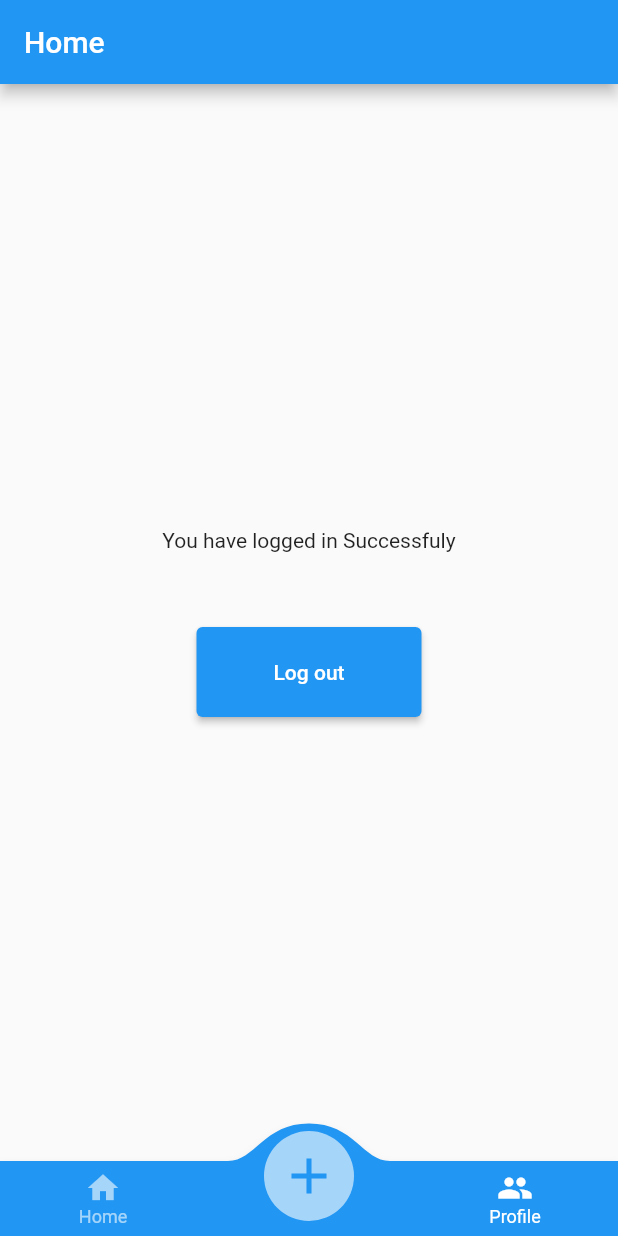
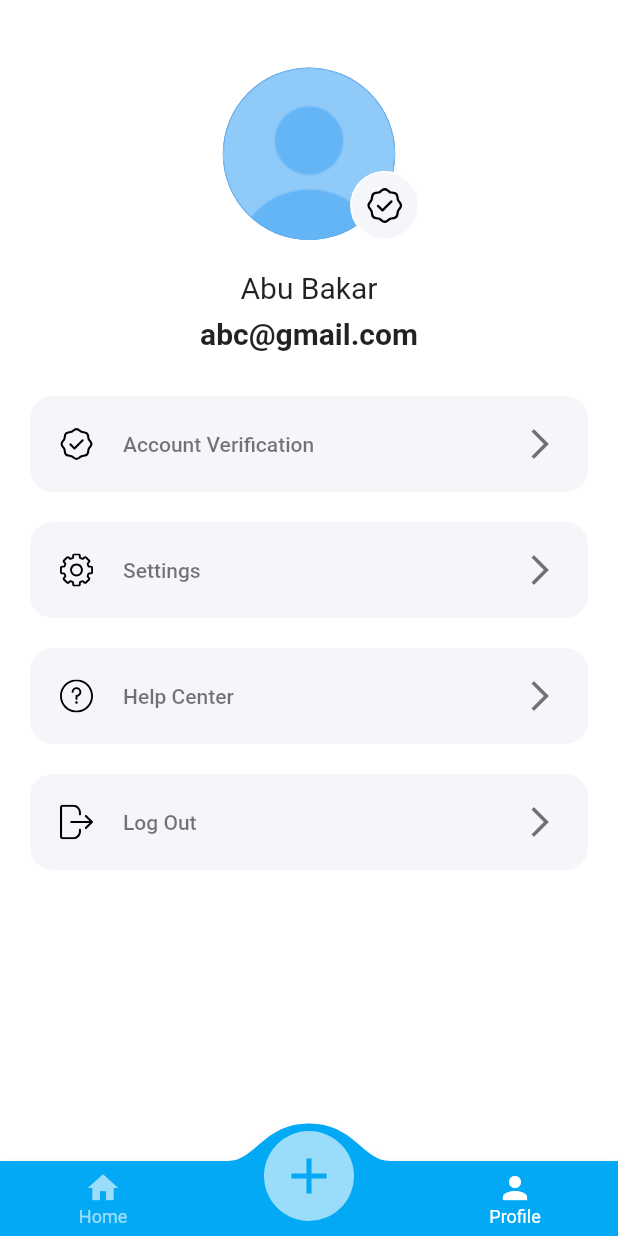
Before and after one commit to WongYewKeong/EasyReport, a Flutter app: the HomeScreen screen opened directly, item 3 of the bottom bar chosen, on a phone screen of 412 x 824 dp. Run offline on Flutter 3.47's test engine with Material 2 defaults, Android fonts, the phone set to English and light mode, and no system bars; drawn by our look-alikes of convex_bottom_bar; our stand-ins replace firebase_auth, firebase_core, flutter_svg, introduction_screen; accounts and stored records are empty.

Commit message:
Add Profile Page

```diff
--- /dev/null
+++ b/lib/Component/profile_menu.dart
@@ -0,0 +1,44 @@
+import 'package:flutter/material.dart';
+import 'package:flutter_svg/flutter_svg.dart';
+
+
+class ProfileMenu extends StatelessWidget {
+  const ProfileMenu({
+    Key? key,
+    required this.text,
+    required this.icon,
+    this.press,
+  }) : super(key: key);
+
+  final String text,icon;
+  final VoidCallback? press;
+
+  @override
+  Widget build(BuildContext context) {
+    return Padding(
+      padding: EdgeInsets.symmetric(horizontal: 20, vertical: 10),
+      child: TextButton(
+        style: TextButton.styleFrom(
+          primary: Colors.black54,
+          padding: EdgeInsets.all(20),
+          shape:
+              RoundedRectangleBorder(borderRadius: BorderRadius.circular(15)),
+          backgroundColor: Color(0xFFF5F6F9),
+        ),
+        onPressed: press,
+        child: Row(
+          children: [
+            SvgPicture.asset(
+              icon,
+              color: Colors.black,
+              width: 22,
+            ),
+            SizedBox(width: 20),
+            Expanded(child: Text(text)),
+            Icon(Icons.arrow_forward_ios),
+          ],
+        ),
+      ),
+    );
+  }
+}
--- a/lib/Ui/home.dart
+++ b/lib/Ui/home.dart
@@ -18,16 +18,14 @@ class _HomeScreenState extends State<HomeScreen> {
     return  WillPopScope(
       onWillPop: ()async=>false,
       child: Scaffold(
-      appBar: AppBar(title: const Text('Home'),automaticallyImplyLeading: false,
-        backgroundColor: Colors.blue),
       body: _pageOptions[selectedPage],
       bottomNavigationBar: ConvexAppBar(
         style: TabStyle.fixedCircle,
-        backgroundColor: Colors.blue,
+        backgroundColor: Colors.lightBlue,
         items: [
           TabItem(icon: Icons.home,title:'Home'),
           TabItem(icon: Icons.add),
-          TabItem(icon: Icons.people,title:'Profile'),
+          TabItem(icon: Icons.person,title:'Profile'),
         ],
 
        initialActiveIndex: 0,
--- a/lib/Ui/profile.dart
+++ b/lib/Ui/profile.dart
@@ -1,6 +1,8 @@
 import 'package:flutter/material.dart';
 import 'package:flutter_prototype/Ui/login.dart';
 import 'package:firebase_auth/firebase_auth.dart';
+import 'package:flutter_prototype/Component/profile_menu.dart';
+import 'package:flutter_svg/flutter_svg.dart';
 
 final FirebaseAuth _firebaseAuth = FirebaseAuth.instance;
 
@@ -12,21 +14,88 @@ class Profile extends StatelessWidget {
   @override
   Widget build(BuildContext context) {
     return Scaffold(
-      body: Center(
-        child: Column(
-          mainAxisAlignment: MainAxisAlignment.center,
-          children: [
-            Text('You have logged in Successfuly'),
-            SizedBox(height: 50),
-            Container(
-              height: 60,
-              width: 150,
-              child: ElevatedButton(
-                  clipBehavior: Clip.hardEdge,
-                  child: Center(
-                    child: Text('Log out'),
+
+      body: SingleChildScrollView(
+      padding: EdgeInsets.symmetric(vertical: 45),
+      child: Column(
+        children: [
+          SizedBox(
+      height: 115,
+      width: 115,
+      child: Stack(
+        fit: StackFit.expand,
+        clipBehavior: Clip.none,
+        children: [
+          CircleAvatar(
+            backgroundImage: AssetImage("assets/images/profileimage.png"),
+          ),
+          Positioned(
+            right: -16,
+            bottom: 0,
+            child: SizedBox(
+              height: 46,
+              width: 46,
+              child: TextButton(
+                style: TextButton.styleFrom(
+                  shape: RoundedRectangleBorder(
+                    borderRadius: BorderRadius.circular(50),
+                    side: BorderSide(color: Colors.white),
                   ),
-                  onPressed: () async {
+                  primary: Colors.white,
+                  backgroundColor: Color(0xFFF5F6F9),
+                ),
+                onPressed: () {},
+                child: SvgPicture.asset("assets/icons/verified.svg"),
+              ),
+            ),
+          )
+        ],
+      ),
+    ),
+    Padding(
+  padding: EdgeInsetsDirectional.fromSTEB(0, 20, 0, 0),
+  child: Row(
+    mainAxisSize: MainAxisSize.max,
+    mainAxisAlignment: MainAxisAlignment.center,
+    children: [
+      Text(
+        "Abu Bakar",
+        style: TextStyle(fontSize: 20),
+      ),
+
+    ],
+  ),
+),
+Padding(
+  padding: EdgeInsetsDirectional.fromSTEB(0, 8, 0, 0),
+  child: Text(
+    "abc@gmail.com",
+    style: TextStyle(fontSize: 20
+    ,fontWeight: FontWeight.bold),
+
+    ),
+  ),
+
+          SizedBox(height: 20),
+          ProfileMenu(
+            text: "Account Verification",
+            icon: "assets/icons/verified.svg",
+            press: () {},
+          ),
+          ProfileMenu(
+            text: "Settings",
+            icon: "assets/icons/Settings.svg",
+            press: () {},
+          ),
+          ProfileMenu(
+            text: "Help Center",
+            icon: "assets/icons/Question mark.svg",
+            press: () {},
+          ),
+          ProfileMenu(
+            text: "Log Out",
+            icon: "assets/icons/Log out.svg",
+            press: () async {
                     await _signOut();
                     if (_firebaseAuth.currentUser == null) {
                       Navigator.push(
@@ -34,11 +103,11 @@ class Profile extends StatelessWidget {
                         MaterialPageRoute(builder: (context) => LoginScreen()),
                       );
                     }
-                  }),
-            )
-          ],
-        ),
+            }
+          ),
+        ],
       ),
+    )
     );
   }
 }
--- a/lib/Ui/register.dart
+++ b/lib/Ui/register.dart
@@ -4,7 +4,7 @@ import 'package:flutter/services.dart';
 import 'package:flutter_prototype/Component/button.dart';
 
 import '../constants.dart';
-import 'login.dart';
+
 
 class SignupScreen extends StatefulWidget {
   @override
--- a/lib/main.dart
+++ b/lib/main.dart
@@ -21,6 +21,7 @@
       title: 'Flutter Demo',
       theme: ThemeData(
         primarySwatch: Colors.blue,
+        scaffoldBackgroundColor: Colors.white
       ),
       home:LoginScreen(),
     );
--- a/pubspec.yaml
+++ b/pubspec.yaml
@@ -33,6 +33,7 @@ dependencies:
   introduction_screen: ^2.1.0
   firebase_auth: ^3.0.1
   firebase_core: ^1.4.0
+  flutter_svg: ^1.0.0
 
 
   # The following adds the Cupertino Icons font to your application.
@@ -67,6 +68,7 @@ flutter:
   #   - images/a_dot_ham.jpeg
   assets:
     - assets/images/
+    - assets/icons/
 
   # An image asset can refer to one or more resolution-specific "variants", see
   # https://flutter.dev/assets-and-images/#resolution-aware.
```
Also changed, not shown: assets/icons/Log out.svg (added), assets/icons/Question mark.svg (added), assets/icons/Settings.svg (added), assets/icons/verified.svg (added), assets/images/profileimage.png (added), pubspec.lock.
